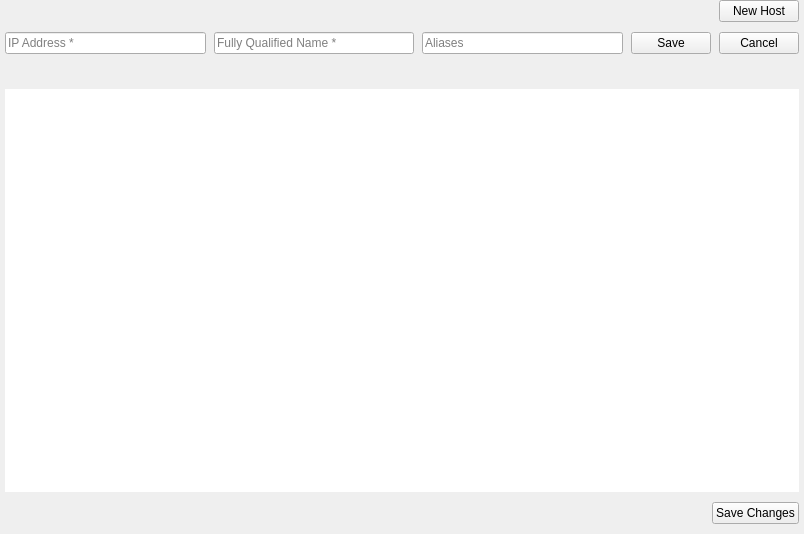
First picture: the form in shared/nexis/Pages/Helpers/host_manage.ui, repository s4solutionsllc/Nexis, before the edit.
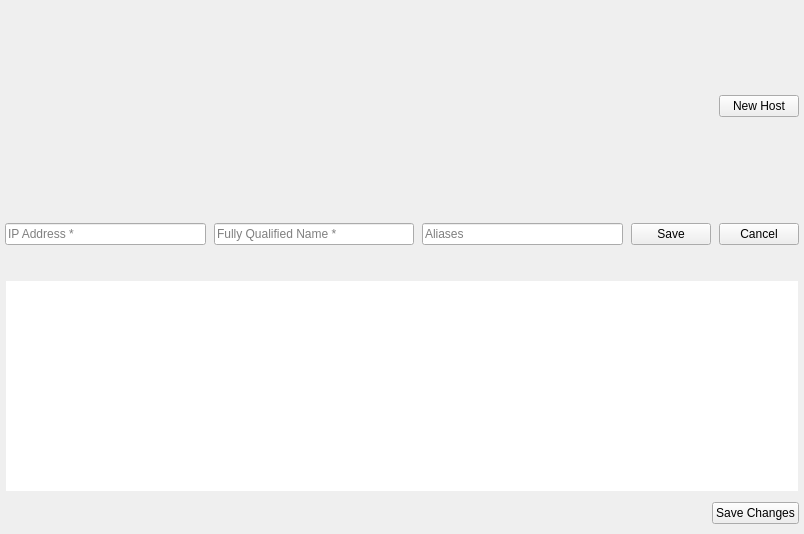
Second picture: the form after the edit.

What changed in the file:
```diff
--- a/shared/nexis/Pages/Helpers/host_manage.ui
+++ b/shared/nexis/Pages/Helpers/host_manage.ui
@@ -67,7 +67,7 @@
    <item row="0" column="0" colspan="2">
     <layout class="QHBoxLayout" name="horizontalLayout_2">
      <property name="spacing">
-      <number>10</number>
+      <number>8</number>
      </property>
      <property name="leftMargin">
       <number>0</number>
@@ -75,6 +75,31 @@
      <property name="topMargin">
       <number>0</number>
      </property>
+     <item>
+      <widget class="QFrame" name="sectionHeaderAccent">
+       <property name="sizePolicy">
+        <sizepolicy hsizetype="Fixed" vsizetype="Expanding">
+         <horstretch>0</horstretch>
+         <verstretch>0</verstretch>
+        </sizepolicy>
+       </property>
+       <property name="minimumSize">
+        <size>
+         <width>3</width>
+         <height>0</height>
+        </size>
+       </property>
+       <property name="maximumSize">
+        <size>
+         <width>3</width>
+         <height>16777215</height>
+        </size>
+       </property>
+       <property name="frameShape">
+        <enum>QFrame::NoFrame</enum>
+       </property>
+      </widget>
+     </item>
      <item alignment="Qt::AlignLeft">
       <widget class="QLabel" name="lblHostTitle">
        <property name="text">
@@ -191,6 +216,30 @@
     </widget>
    </item>
    <item row="3" column="0" colspan="2">
+    <widget class="QWidget" name="hostsTableContainer" native="true">
+     <property name="sizePolicy">
+      <sizepolicy hsizetype="Expanding" vsizetype="Expanding">
+       <horstretch>0</horstretch>
+       <verstretch>0</verstretch>
+      </sizepolicy>
+     </property>
+     <layout class="QVBoxLayout" name="hostsTableContainerLayout">
+      <property name="spacing">
+       <number>0</number>
+      </property>
+      <property name="leftMargin">
+       <number>1</number>
+      </property>
+      <property name="topMargin">
+       <number>1</number>
+      </property>
+      <property name="rightMargin">
+       <number>1</number>
+      </property>
+      <property name="bottomMargin">
+       <number>1</number>
+      </property>
+      <item>
     <widget class="QTableView" name="tableViewHosts">
      <property name="focusPolicy">
       <enum>Qt::NoFocus</enum>
@@ -219,6 +268,9 @@
      <attribute name="verticalHeaderVisible">
       <bool>false</bool>
      </attribute>
+       </widget>
+      </item>
+     </layout>
     </widget>
    </item>
   </layout>
```
Lines whose indentation alone changed are shown as unchanged.
